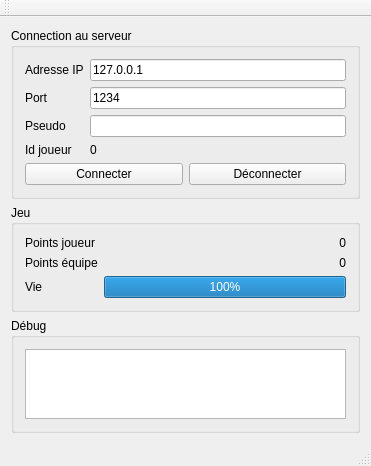
Old version of the form QtClient/mainwindow.ui in the repository cassou/PFEAirstrike.
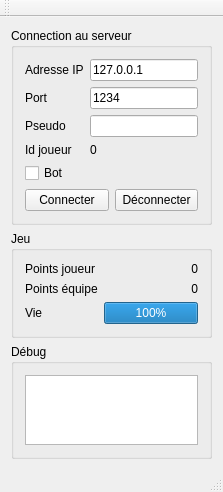
New version of the form.

```diff
--- a/QtClient/mainwindow.ui
+++ b/QtClient/mainwindow.ui
@@ -6,8 +6,8 @@
    <rect>
     <x>0</x>
     <y>0</y>
-    <width>371</width>
-    <height>457</height>
+    <width>223</width>
+    <height>464</height>
    </rect>
   </property>
   <property name="windowTitle">
@@ -61,14 +61,14 @@
          <item row="3" column="1">
           <widget class="QLineEdit" name="nameEdit"/>
          </item>
-         <item row="4" column="0">
+         <item row="5" column="0">
           <widget class="QLabel" name="label_5">
            <property name="text">
             <string>Id joueur</string>
            </property>
           </widget>
          </item>
-         <item row="4" column="1">
+         <item row="5" column="1">
           <widget class="QLabel" name="playerIdLabel">
            <property name="text">
             <string>0</string>
@@ -77,6 +77,13 @@
          </item>
         </layout>
        </item>
+       <item>
+        <widget class="QCheckBox" name="checkBoxBot">
+         <property name="text">
+          <string>Bot</string>
+         </property>
+        </widget>
+       </item>
        <item>
         <layout class="QHBoxLayout" name="horizontalLayout">
          <property name="topMargin">
@@ -187,7 +194,7 @@
     <rect>
      <x>0</x>
      <y>0</y>
-     <width>371</width>
+     <width>223</width>
      <height>21</height>
     </rect>
    </property>
```
